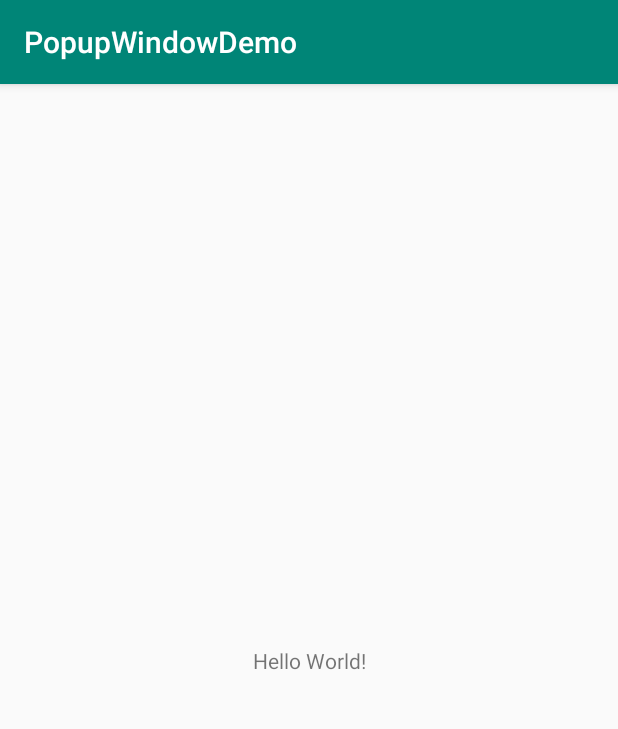
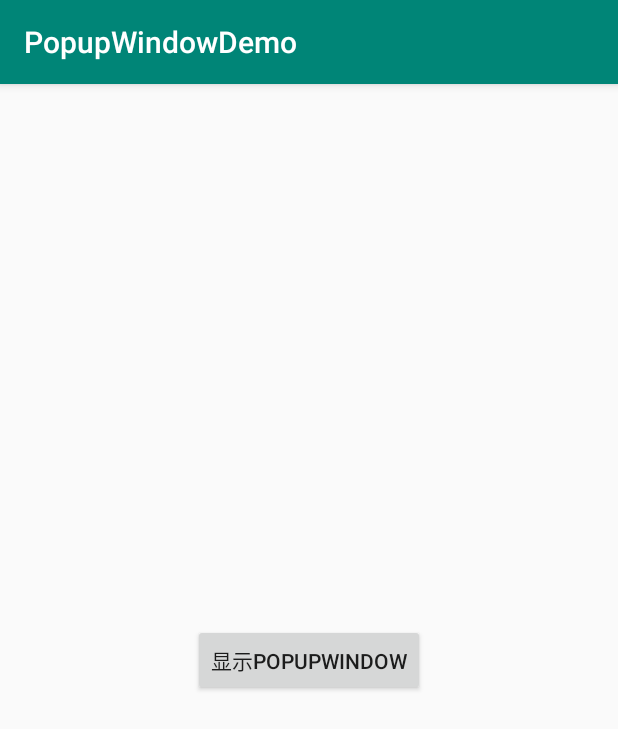
Before and after one commit to clayzhu/Study_Android, an Android app: the screen it shows after launch (MainActivity), on a phone screen of 412 x 824 dp. Shown: the top 729 px of the screen. Run offline under Robolectric (Android 15) with nearby library versions, the phone set to English and light mode, and no system bars.

Commit message:
2.6.1_PopupWindowDemo 实现。

```diff
--- a/Demo/2.6.1_PopupWindowDemo/app/src/main/res/layout/activity_main.xml
+++ b/Demo/2.6.1_PopupWindowDemo/app/src/main/res/layout/activity_main.xml
@@ -1,18 +1,15 @@
 <?xml version="1.0" encoding="utf-8"?>
-<android.support.constraint.ConstraintLayout xmlns:android="http://schemas.android.com/apk/res/android"
-    xmlns:app="http://schemas.android.com/apk/res-auto"
+<RelativeLayout xmlns:android="http://schemas.android.com/apk/res/android"
     xmlns:tools="http://schemas.android.com/tools"
     android:layout_width="match_parent"
     android:layout_height="match_parent"
     tools:context=".MainActivity">
 
-    <TextView
+    <Button
+        android:layout_centerInParent="true"
+        android:id="@+id/btn_show"
         android:layout_width="wrap_content"
         android:layout_height="wrap_content"
-        android:text="Hello World!"
-        app:layout_constraintBottom_toBottomOf="parent"
-        app:layout_constraintLeft_toLeftOf="parent"
-        app:layout_constraintRight_toRightOf="parent"
-        app:layout_constraintTop_toTopOf="parent" />
+        android:text="显示PopupWindow" />
 
-</android.support.constraint.ConstraintLayout>
+</RelativeLayout>
```
Also changed, not shown: Demo/2.6.1_PopupWindowDemo/app/src/main/java/com/clayzhu/popupwindowdemo/MainActivity.java (+63 -0 lines).
